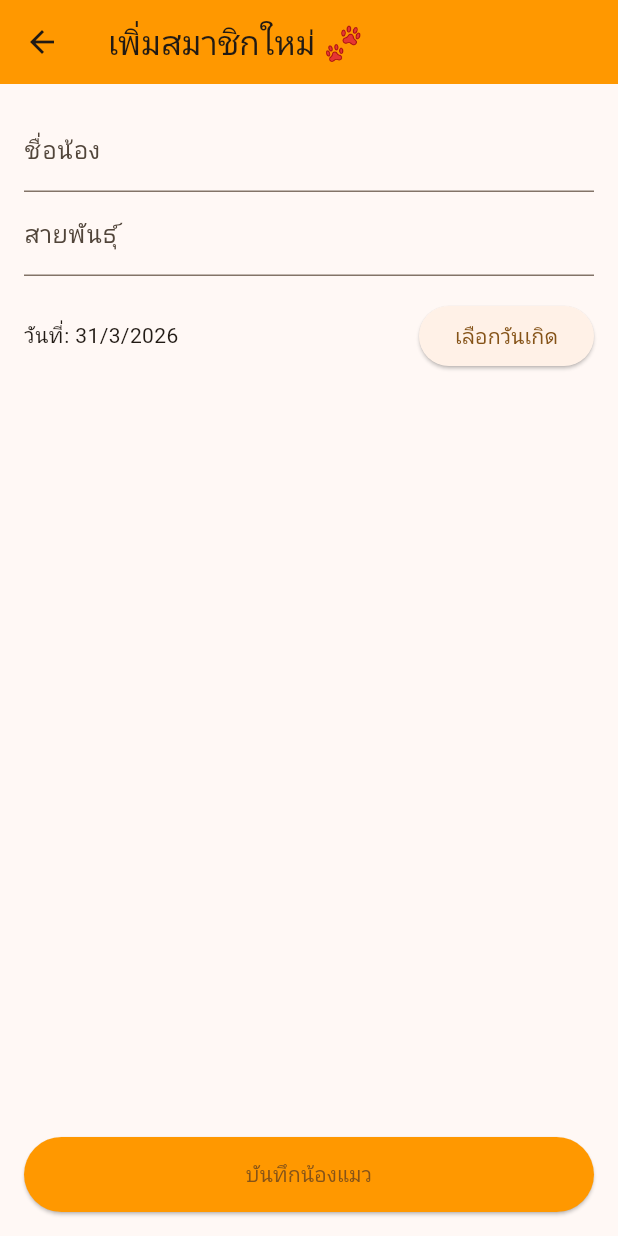
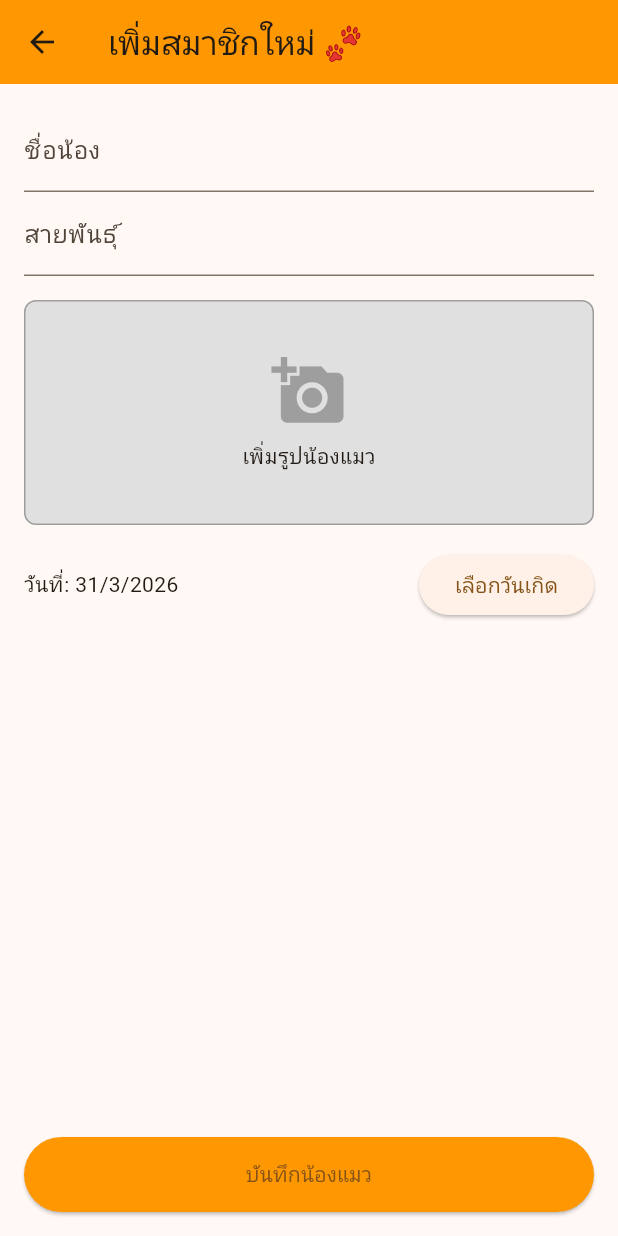
Before and after one commit to tumpopoM/pet_pulse_flutter_app, a Flutter app: the AddPetScreen screen opened directly, on a phone screen of 412 x 824 dp. Run offline on Flutter 3.47's test engine with Material 3 defaults, Android fonts, the phone set to English and light mode, and no system bars; our stand-ins replace flutter_riverpod, image_picker.

Commit message:
feat: add picker image to add pet screen

```diff
--- a/lib/views/add_pet_screen.dart
+++ b/lib/views/add_pet_screen.dart
@@ -1,8 +1,10 @@
 import 'package:flutter/material.dart';
 import 'package:flutter_riverpod/flutter_riverpod.dart';
+import 'package:image_picker/image_picker.dart';
 import '../models/pet.dart';
 import '../providers/pet_provider.dart';
 import 'package:uuid/uuid.dart';
+import 'dart:io';
 
 class AddPetScreen extends ConsumerStatefulWidget {
   const AddPetScreen({super.key});
@@ -15,6 +17,7 @@ class _AddPetScreenState extends ConsumerState<AddPetScreen> {
   final _nameController = TextEditingController();
   final _breedController = TextEditingController();
   late DateTime _selectedDate;
+  String? _imagePath;
 
   @override
   void initState() {
@@ -46,6 +49,26 @@ class _AddPetScreenState extends ConsumerState<AddPetScreen> {
     Navigator.pop(context);
   }
 
+  Future<void> _pickImage() async {
+    final ImagePicker picker = ImagePicker();
+    final XFile? image = await picker.pickImage(source: ImageSource.gallery);
+
+    if (image != null) {
+      // ในที่นี้เรายังไม่ได้เก็บ imagePath ไว้ใน Pet model
+      // แต่ถ้าต้องการเก็บก็สามารถเพิ่มฟิลด์ imagePath ใน Pet และอัพเดตโค้ดที่นี่ได้เลย
+      setState(() {
+        _imagePath = image.path;
+      });
+      ScaffoldMessenger.of(
+        context,
+      ).showSnackBar(const SnackBar(content: Text('เลือกรูปภาพสำเร็จ')));
+    } else {
+      ScaffoldMessenger.of(
+        context,
+      ).showSnackBar(const SnackBar(content: Text('ไม่ได้เลือกรูปภาพ')));
+    }
+  }
+
   @override
   Widget build(BuildContext context) {
     return Scaffold(
@@ -66,9 +89,44 @@ class _AddPetScreenState extends ConsumerState<AddPetScreen> {
               decoration: const InputDecoration(labelText: 'สายพันธุ์'),
             ),
             const SizedBox(height: 16),
+            GestureDetector(
+              onTap: _pickImage,
+              child: Container(
+                width: double.infinity,
+                height: 150,
+                decoration: BoxDecoration(
+                  color: Colors.grey[300],
+                  border: Border.all(color: Colors.grey),
+                  borderRadius: BorderRadius.circular(8),
+                ),
+
+                //child: const Center(child: Text('แตะเพื่อเลือกรูปภาพ')),
+                child: _imagePath == null
+                    // ? const Center(
+                    //     child: Text('แตะเพื่อเลือกรูปภาพ'),
+                    //   ) //Image.file(File(_imagePath!), fit: BoxFit.cover),
+                    ? const Column(
+                        mainAxisAlignment: MainAxisAlignment.center,
+                        children: [
+                          Icon(Icons.add_a_photo, size: 50, color: Colors.grey),
+                          SizedBox(height: 8),
+                          Text('เพิ่มรูปน้องแมว'),
+                        ],
+                      )
+                    : ClipRRect(
+                        borderRadius: BorderRadius.circular(8),
+                        child: Image.file(
+                          File(_imagePath!),
+                          width: double.infinity,
+                          height: 150,
+                          fit: BoxFit.cover,
+                        ),
+                      ),
+              ),
+            ),
+            const SizedBox(height: 16),
             Row(
               children: [
-                //Text('วันเกิด: ${_selectedDate.toLocal()}'.split(' ')[0]),
                 Text(
                   'วันที่: ${_selectedDate.day}/${_selectedDate.month}/${_selectedDate.year}',
                 ),
@@ -95,11 +153,11 @@ class _AddPetScreenState extends ConsumerState<AddPetScreen> {
             const Spacer(),
             ElevatedButton(
               onPressed: _savePet,
-              child: const Text('บันทึกน้องแมว'),
               style: ElevatedButton.styleFrom(
                 minimumSize: const Size(double.infinity, 50),
                 backgroundColor: Colors.orange,
               ),
+              child: const Text('บันทึกน้องแมว'),
             ),
           ],
         ),
```
Also changed, not shown: 1 other file.
